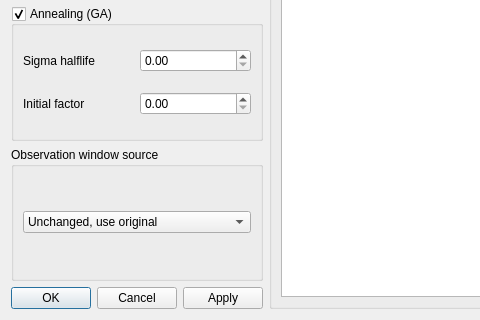
CompEphys-team/rtdo, file src/gui/gafittersettingsdialog.ui: the form before one commit; both pictures show x 0 to 480 and y 286 to 606 of the 848 by 606 pixel window.
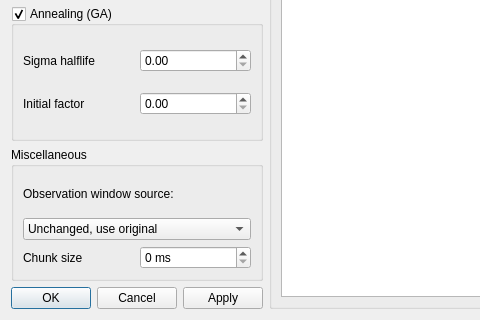
The form after the commit.

```diff
--- a/src/gui/gafittersettingsdialog.ui
+++ b/src/gui/gafittersettingsdialog.ui
@@ -295,10 +295,27 @@
    <item row="3" column="0" colspan="2">
     <widget class="QGroupBox" name="groupBox_4">
      <property name="title">
-      <string>Observation window source</string>
+      <string>Miscellaneous</string>
      </property>
      <layout class="QGridLayout" name="gridLayout_6">
-      <item row="0" column="0">
+      <item row="2" column="0">
+       <widget class="QLabel" name="label_10">
+        <property name="text">
+         <string>Chunk size</string>
+        </property>
+       </widget>
+      </item>
+      <item row="2" column="1">
+       <widget class="QSpinBox" name="chunkDuration">
+        <property name="suffix">
+         <string> ms</string>
+        </property>
+        <property name="maximum">
+         <number>9999</number>
+        </property>
+       </widget>
+      </item>
+      <item row="1" column="0" colspan="2">
        <widget class="QComboBox" name="obsSource">
         <item>
          <property name="text">
@@ -317,6 +334,13 @@
         </item>
        </widget>
       </item>
+      <item row="0" column="0" colspan="2">
+       <widget class="QLabel" name="label_9">
+        <property name="text">
+         <string>Observation window source:</string>
+        </property>
+       </widget>
+      </item>
      </layout>
     </widget>
    </item>
```
